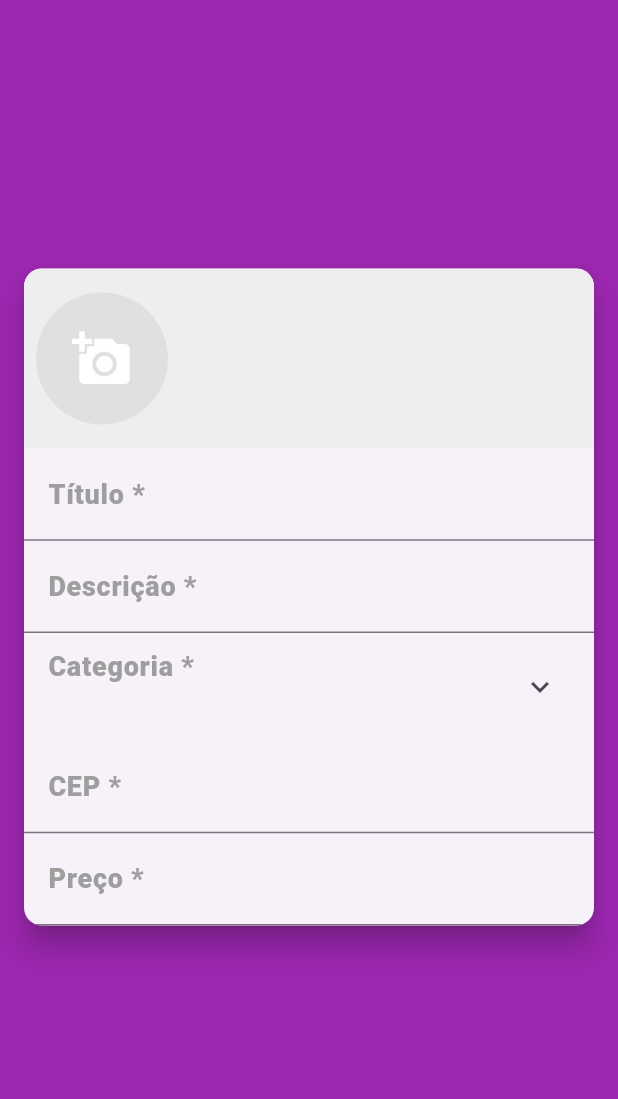
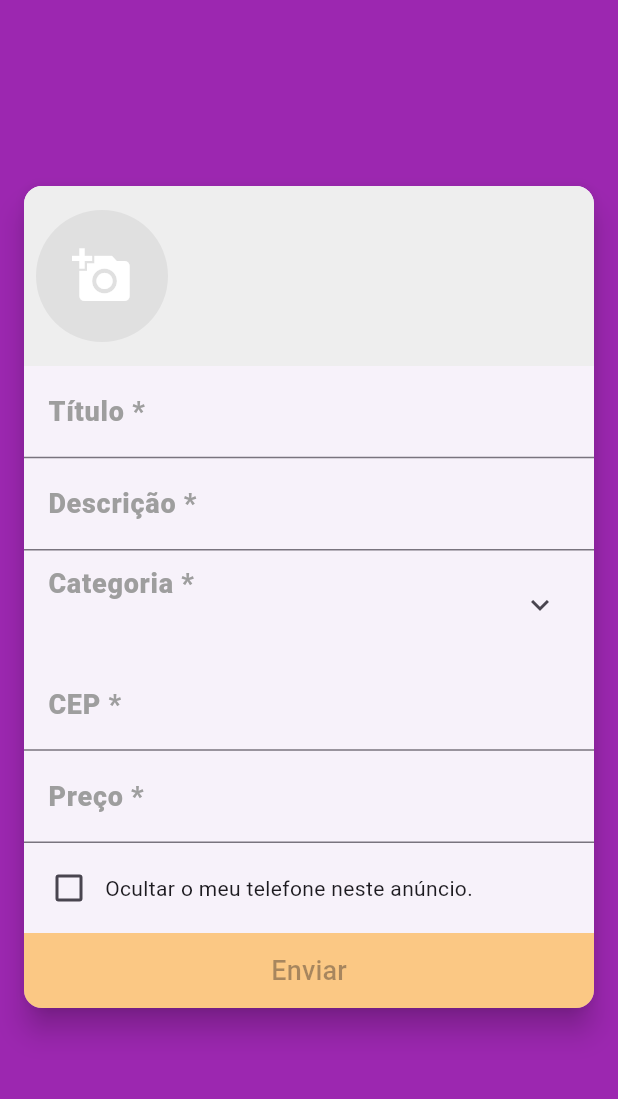
Before and after one commit to iraponan/xlo_mobx, a Flutter app: the screen it shows after launch, swiped to page 2, on a phone screen of 412 x 824 dp, the part 63-1162 px from its top. Run offline on Flutter 3.47's test engine with Material 3 defaults, Android fonts, the phone set to English and light mode, and no system bars; our stand-ins replace brasil_fields, dio, flutter_dotenv, flutter_mobx, get_it, image_cropper and 4 more; accounts and stored records are empty; generated files the repository leaves out were written again; network calls fail.

Commit message:
Criando o campo de ocultar telefone e botão de enviar.

```diff
--- /dev/null
+++ b/lib/screens/create_ad/components/hide_phone_field.dart
@@ -0,0 +1,33 @@
+import 'package:flutter/material.dart';
+import 'package:flutter_mobx/flutter_mobx.dart';
+import 'package:xlo_mobx/stores/create_ad.dart';
+
+class HidePhoneField extends StatelessWidget {
+  const HidePhoneField({super.key, required this.createAdStore});
+
+  final CreateAdStore createAdStore;
+
+  @override
+  Widget build(BuildContext context) {
+    return Padding(
+      padding: const EdgeInsets.all(6),
+      child: Row(
+        crossAxisAlignment: CrossAxisAlignment.center,
+        mainAxisAlignment: MainAxisAlignment.center,
+        children: [
+          Observer(
+            builder: (context) {
+              return Checkbox(
+                value: createAdStore.hidePhone,
+                onChanged: createAdStore.setHidePhone,
+              );
+            },
+          ),
+          const Expanded(
+            child: Text('Ocultar o meu telefone neste anúncio.'),
+          ),
+        ],
+      ),
+    );
+  }
+}
--- a/lib/screens/create_ad/create_ad_screen.dart
+++ b/lib/screens/create_ad/create_ad_screen.dart
@@ -3,6 +3,7 @@ import 'package:flutter/material.dart';
 import 'package:flutter/services.dart';
 import 'package:xlo_mobx/components/drawer/custom_drawer.dart';
 import 'package:xlo_mobx/screens/create_ad/components/category_field.dart';
+import 'package:xlo_mobx/screens/create_ad/components/hide_phone_field.dart';
 import 'package:xlo_mobx/screens/create_ad/components/images_field.dart';
 import 'package:xlo_mobx/screens/create_ad/components/zip_code_field.dart';
 import 'package:xlo_mobx/stores/create_ad.dart';
@@ -33,6 +34,7 @@ class CreateAdScreen extends StatelessWidget {
             clipBehavior: Clip.antiAlias,
             margin: const EdgeInsets.symmetric(horizontal: 16),
             child: Column(
+              crossAxisAlignment: CrossAxisAlignment.stretch,
               mainAxisSize: MainAxisSize.min,
               children: [
                 ImagesField(
@@ -70,7 +72,28 @@ class CreateAdScreen extends StatelessWidget {
                     CentavosInputFormatter(moeda: true),
                   ],
                   keyboardType: TextInputType.number,
-                )
+                ),
+                HidePhoneField(
+                  createAdStore: createAdStore,
+                ),
+                SizedBox(
+                  height: 50,
+                  child: ElevatedButton(
+                    onPressed: null,
+                    style: ElevatedButton.styleFrom(
+                      tapTargetSize: MaterialTapTargetSize.shrinkWrap,
+                      shape: const RoundedRectangleBorder(
+                        borderRadius: BorderRadius.zero,
+                      ),
+                    ),
+                    child: const Text(
+                      'Enviar',
+                      style: TextStyle(
+                        fontSize: 18,
+                      ),
+                    ),
+                  ),
+                ),
               ],
             ),
           ),
--- a/lib/stores/create_ad.dart
+++ b/lib/stores/create_ad.dart
@@ -13,4 +13,10 @@ abstract class CreateAdStoreBase with Store {
 
   @action
   void setCategory(Category value) => category = value;
+
+  @observable
+  bool hidePhone = false;
+
+  @action
+  void setHidePhone(bool? value) => hidePhone = value!;
 }
```
Also changed, not shown: lib/stores/create_ad.g.dart.
